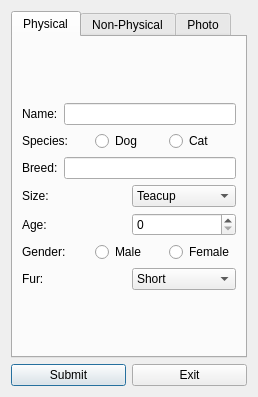
Qt form deliverable2-code/d2-source/addanimal.ui (ashleefoureyes/quackjaws) before a commit.
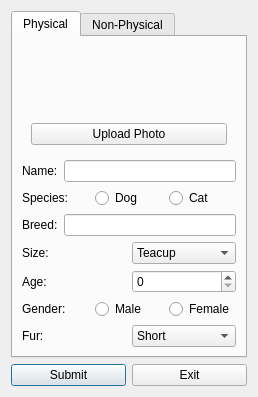
The same form after that commit.

Commit message: Add animal UI first iteration

```diff
--- a/deliverable2-code/d2-source/addanimal.ui
+++ b/deliverable2-code/d2-source/addanimal.ui
@@ -38,6 +38,26 @@
        <string>Physical</string>
       </attribute>
       <layout class="QVBoxLayout" name="verticalLayout_3">
+       <item>
+        <widget class="QWidget" name="widget_3" native="true">
+         <layout class="QVBoxLayout" name="verticalLayout_5">
+          <item>
+           <widget class="QLabel" name="lbAnimalPhoto">
+            <property name="text">
+             <string/>
+            </property>
+           </widget>
+          </item>
+          <item>
+           <widget class="QPushButton" name="bUpload">
+            <property name="text">
+             <string>Upload Photo</string>
+            </property>
+           </widget>
+          </item>
+         </layout>
+        </widget>
+       </item>
        <item>
         <layout class="QVBoxLayout" name="verticalLayout_2">
          <item>
@@ -1137,11 +1157,6 @@
        </layout>
       </widget>
      </widget>
-     <widget class="QWidget" name="Image">
-      <attribute name="title">
-       <string>Photo</string>
-      </attribute>
-     </widget>
     </widget>
    </item>
   </layout>
```
Left out of the diff: 2 changed lines with no effect on the pictures. The commit also changes 4 other files.
